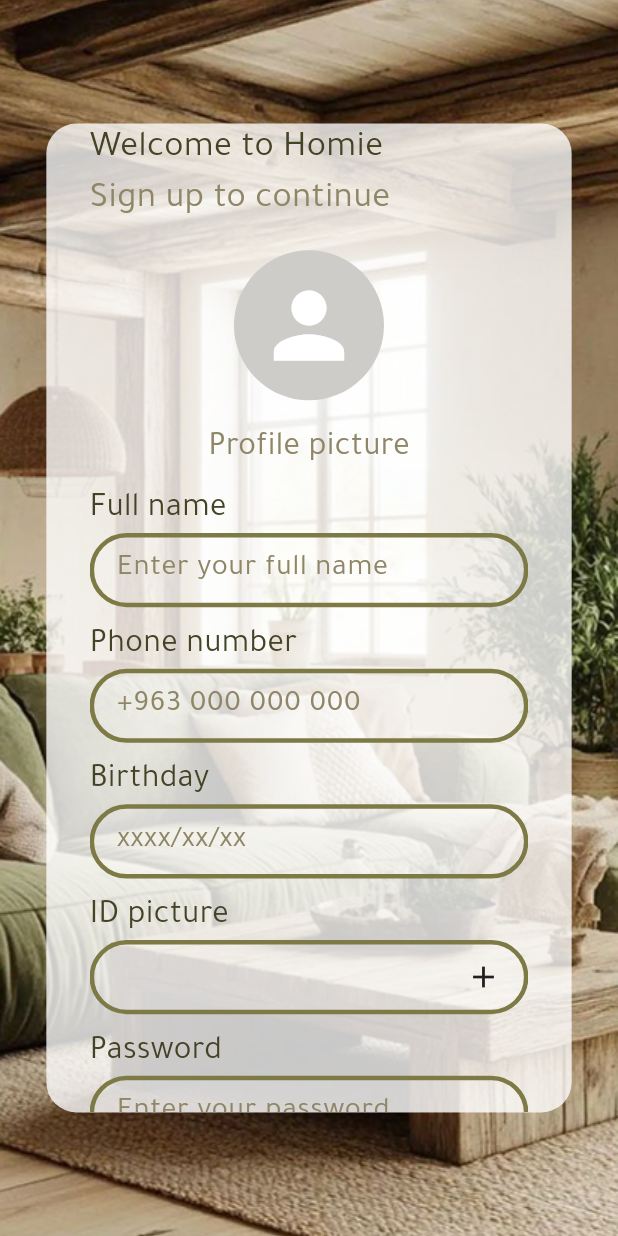
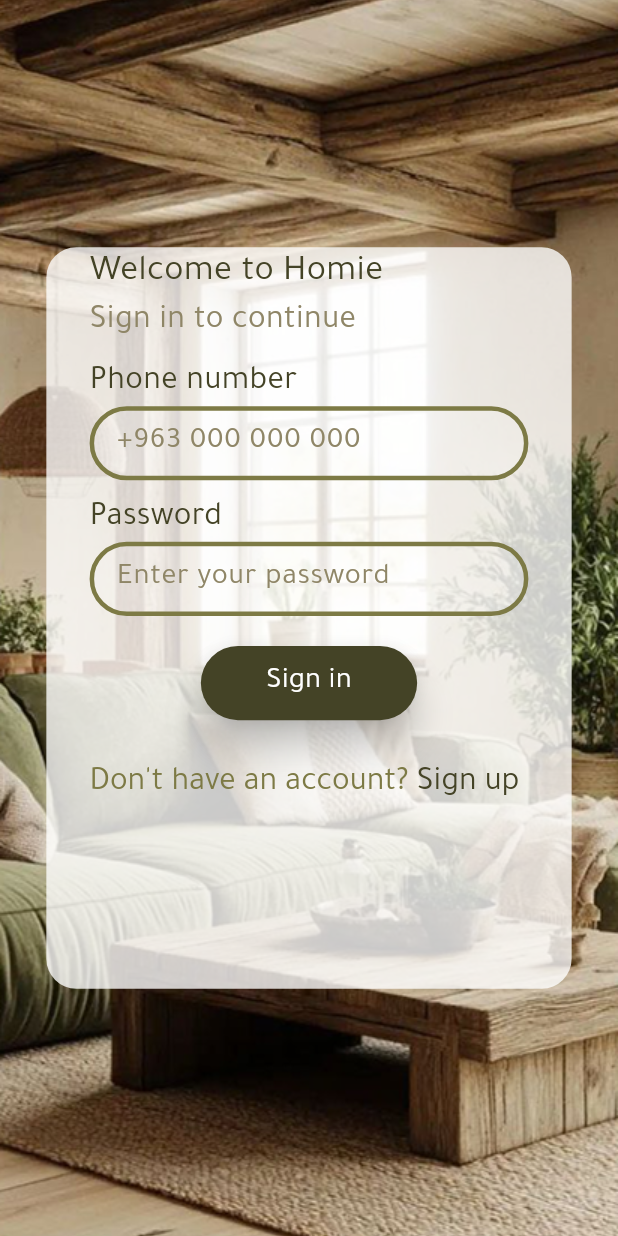
Before and after one commit to sarahZiadah/homie, a Flutter app: the screen it shows after launch, on a phone screen of 412 x 824 dp. Run offline on Flutter 3.47's test engine with Material 3 defaults, Android fonts, the phone set to English and light mode, and no system bars.

Commit message:
added sign up button :) and sign in page (stateless)

```diff
--- a/lib/main.dart
+++ b/lib/main.dart
@@ -1,4 +1,5 @@
 import 'package:flutter/material.dart';
+import 'package:homie/view/pages/sign_in.dart';
 import 'package:homie/view/pages/sign_up.dart';
 
 void main() {
@@ -12,7 +13,7 @@
   Widget build(BuildContext context) {
     return MaterialApp(
       debugShowCheckedModeBanner: false,
-      home: SignUp(),
+      home: SignIn(),
     );
   }
 }
--- a/lib/view/pages/sign_in.dart
+++ b/lib/view/pages/sign_in.dart
@@ -0,0 +1,110 @@
+import 'package:flutter/material.dart';
+import 'package:homie/view/widget/labeled_input_box.dart';
+
+class SignIn extends StatelessWidget {
+  const SignIn({super.key});
+
+  @override
+  Widget build(BuildContext context) {
+    final size = MediaQuery.of(context).size;
+
+    return Scaffold(
+      backgroundColor: Colors.transparent,
+      body: Container(
+        decoration: BoxDecoration(
+          image: DecorationImage(
+            image: AssetImage('assets/images/background.png'),
+            fit: BoxFit.cover,
+          ),
+        ),
+        child: Center(
+          child: Container(
+            height: size.height * 0.6,
+            width: size.width * 0.85,
+            decoration: BoxDecoration(
+              color: Colors.white.withAlpha(200),
+              borderRadius: BorderRadius.circular(20),
+            ),
+            child: Padding(
+              padding: EdgeInsets.symmetric(horizontal: size.width * 0.07),
+              child: ListView(
+                children: [
+                  Text(
+                    "Welcome to Homie",
+                    style: TextStyle(
+                      color: Color(0xff444326),
+                      fontFamily: "Tajawal",
+                      fontSize: 24,
+                    ),
+                  ),
+                  Text(
+                    "Sign in to continue",
+                    style: TextStyle(
+                      color: Color(0xff8F8667),
+                      fontFamily: "Tajawal",
+                      fontSize: 22,
+                    ),
+                  ),
+                  LabeledInputBox(
+                    label: "Phone number",
+                    hint: "+963 000 000 000",
+                  ),
+                  LabeledInputBox(
+                    label: "Password",
+                    hint: "Enter your password",
+                  ),
+                  SizedBox(height: 20),
+                  Align(
+                    alignment: Alignment.center,
+                    child: SizedBox(
+                      width: size.width*0.35,
+                      height: size.height*0.06,
+                      child: ElevatedButton(
+                        onPressed: (){},
+                        style: ElevatedButton.styleFrom(
+                          backgroundColor: Color(0xff444326),
+                          elevation: 10,
+                        ),
+                        child: Text(
+                          "Sign in",
+                          style: TextStyle(
+                            color: Colors.white,
+                            fontFamily: "Tajawal",
+                            fontSize: 20,
+                          ),
+                        )
+                        ),
+                    ),
+                  ),
+                  SizedBox(height: 30),
+                  RichText(
+                    text: TextSpan(
+                      children: [
+                        TextSpan(
+                          text: "Don't have an account?",
+                          style: TextStyle(
+                            color: Color(0xff7D7A45),
+                            fontSize: 22,
+                            fontFamily: "Tajawal",
+                          ),
+                        ),
+                        TextSpan(
+                          text: " Sign up",
+                          style: TextStyle(
+                            color: Color(0xff444326),
+                            fontSize: 22,
+                            fontFamily: "Tajawal",
+                          ),
+                        ),
+                      ],
+                    ),
+                  ),
+                ],
+              ),
+            ),
+          ),
+        ),
+      ),
+    );
+  }
+}
--- a/lib/view/pages/sign_up.dart
+++ b/lib/view/pages/sign_up.dart
@@ -42,7 +42,7 @@
                     style: TextStyle(
                       color: Color(0xff8F8667),
                       fontFamily: "Tajawal",
-                      fontSize: 24,
+                      fontSize: 22,
                     ),
                   ),
                   Padding(
@@ -108,6 +108,29 @@
                     hint: "Enter your password again",
                   ),
                   SizedBox(height: 20),
+                  Align(
+                    alignment: Alignment.center,
+                    child: SizedBox(
+                      width: size.width*0.35,
+                      height: size.height*0.06,
+                      child: ElevatedButton(
+                        onPressed: (){},
+                        style: ElevatedButton.styleFrom(
+                          backgroundColor: Color(0xff444326),
+                          elevation: 10,
+                        ),
+                        child: Text(
+                          "Sign up",
+                          style: TextStyle(
+                            color: Colors.white,
+                            fontFamily: "Tajawal",
+                            fontSize: 20,
+                          ),
+                        )
+                        ),
+                    ),
+                  ),
+                  SizedBox(height: 30),
                   RichText(
                     text: TextSpan(
                       children: [
```
